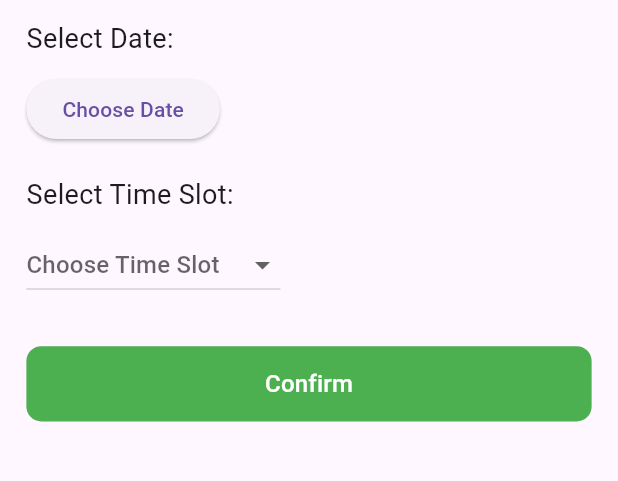
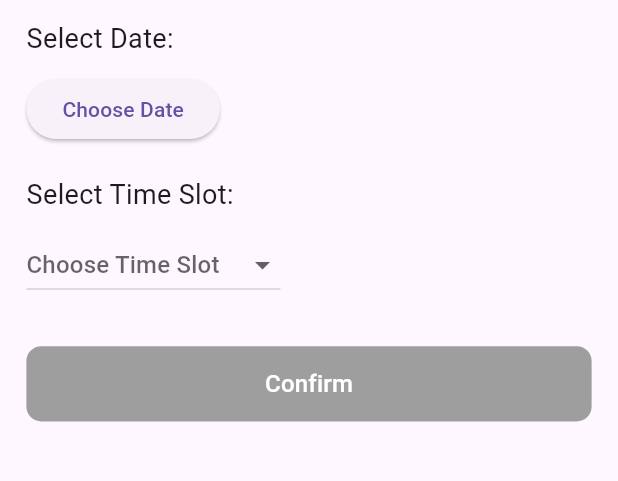
Before and after one commit to abdelrahman3003/booking, a Flutter app: the BookingView screen opened directly, on a phone screen of 412 x 824 dp, the part 65-546 px from its top. Run offline on Flutter 3.47's test engine with Material 3 defaults, Android fonts, the phone set to English and light mode, and no system bars; our stand-ins replace bloc, flutter_bloc, flutter_screenutil.

Commit message:
display data in confirm screen and  bookin screen

```diff
--- a/lib/controller/worksapce/workspace_cubit.dart
+++ b/lib/controller/worksapce/workspace_cubit.dart
@@ -11,6 +11,9 @@ class WorkspaceCubit extends Cubit<WorkspaceState> {
     fetchData();
   }
   List<WorkspaceModel> workspaceList = [];
+  WorkspaceModel? workspaceModel;
+  String? pickedDate;
+  String? timeSlot;
   fetchData() async {
     emit(WorkspaceLoading());
     await Future.delayed(const Duration(seconds: 2));
@@ -21,8 +24,14 @@ class WorkspaceCubit extends Cubit<WorkspaceState> {
           capacity: i + 3,
           amenities: WorkspaceData.amenities));
     }
-    print("=================== lemght  ${workspaceList.length}");
-    print("=================== nameeee  ${workspaceList[0].name}");
     emit(WorkspaceSuccess(workspaceList: workspaceList));
   }
+
+  @override
+  Future<void> close() {
+    pickedDate = null;
+    timeSlot = null;
+    workspaceModel = null;
+    return super.close();
+  }
 }
--- a/lib/view/booking_view.dart
+++ b/lib/view/booking_view.dart
@@ -1,12 +1,21 @@
+import 'package:booking/controller/worksapce/workspace_cubit.dart';
+import 'package:booking/view/confirm_booking_view.dart';
 import 'package:booking/view/widget/app_button.dart';
 import 'package:flutter/material.dart';
+import 'package:flutter_bloc/flutter_bloc.dart';
 import 'package:flutter_screenutil/flutter_screenutil.dart';
 
-class BookingView extends StatelessWidget {
+class BookingView extends StatefulWidget {
   const BookingView({super.key});
 
   @override
+  State<BookingView> createState() => _BookingViewState();
+}
+
+class _BookingViewState extends State<BookingView> {
+  @override
   Widget build(BuildContext context) {
+    var cubit = context.read<WorkspaceCubit>();
     final List<String> timeSlots = [
       '9:00 AM - 11:00 AM',
       '12:00 PM - 2:00 PM',
@@ -28,7 +37,9 @@ class BookingView extends StatelessWidget {
             const Text('Select Date:', style: TextStyle(fontSize: 18)),
             const SizedBox(height: 10),
             ElevatedButton(
-              child: const Text('Choose Date'),
+              child: Text(cubit.pickedDate != null
+                  ? cubit.pickedDate.toString()
+                  : 'Choose Date'),
               onPressed: () async {
                 DateTime? pickedDate = await showDatePicker(
                   context: context,
@@ -36,24 +47,50 @@ class BookingView extends StatelessWidget {
                   firstDate: DateTime.now(),
                   lastDate: DateTime(2101),
                 );
-                if (pickedDate != null) {}
+                if (pickedDate != null) {
+                  setState(() {
+                    cubit.pickedDate =
+                        "${pickedDate.day}/${pickedDate.month}/${pickedDate.year}";
+                  });
+                }
               },
             ),
             const SizedBox(height: 20),
             const Text('Select Time Slot:', style: TextStyle(fontSize: 18)),
             const SizedBox(height: 10),
             DropdownButton<String>(
-              hint: const Text('Choose Time Slot'),
+              hint: Text(
+                cubit.timeSlot ?? 'Choose Time Slot',
+              ),
               items: timeSlots.map((String slot) {
                 return DropdownMenuItem<String>(
                   value: slot,
                   child: Text(slot),
                 );
               }).toList(),
-              onChanged: (newValue) {},
+              onChanged: (newValue) {
+                setState(() {
+                  cubit.timeSlot = newValue;
+                });
+              },
             ),
             SizedBox(height: 30.h),
-            const Center(child: AppButton(title: "Confirm")),
+            Center(
+                child: AppButton(
+              title: "Confirm",
+              color: cubit.pickedDate == null || cubit.timeSlot == null
+                  ? Colors.grey
+                  : Colors.green,
+              onPressed: () {
+                if (cubit.pickedDate != null || cubit.timeSlot != null) {
+                  Navigator.push(
+                      context,
+                      MaterialPageRoute(
+                        builder: (context) => const ConfirmBookingView(),
+                      ));
+                }
+              },
+            )),
           ],
         ),
       ),
--- a/lib/view/widget/app_button.dart
+++ b/lib/view/widget/app_button.dart
@@ -2,14 +2,20 @@ import 'package:flutter/material.dart';
 import 'package:flutter_screenutil/flutter_screenutil.dart';
 
 class AppButton extends StatelessWidget {
-  const AppButton({super.key, required this.title});
+  const AppButton(
+      {super.key,
+      required this.title,
+      this.onPressed,
+      this.color = Colors.green});
   final String title;
+  final Function()? onPressed;
+  final Color color;
   @override
   Widget build(BuildContext context) {
     return TextButton(
-        onPressed: () {},
+        onPressed: onPressed,
         style: ButtonStyle(
-            backgroundColor: WidgetStateProperty.all(Colors.green),
+            backgroundColor: WidgetStateProperty.all(color),
             tapTargetSize: MaterialTapTargetSize.shrinkWrap,
             minimumSize: WidgetStateProperty.all(Size(double.infinity, 50.h)),
             shape: WidgetStateProperty.all(RoundedRectangleBorder(
--- a/lib/view/widget/workspace_list_item.dart
+++ b/lib/view/widget/workspace_list_item.dart
@@ -15,10 +15,8 @@ class WorkspaceListItem extends StatelessWidget {
             itemCount: workspaceList.length,
             itemBuilder: (context, index) {
               return WorkspaceItem(
-                  name: workspaceList[index].name,
-                  location: workspaceList[index].location,
-                  capacity: workspaceList[index].capacity,
-                  amentities: workspaceList[index].amenities.join(' , '));
+                workspaceModel: workspaceList[index],
+              );
             }));
   }
 }
--- a/lib/view/workspaces_view.dart
+++ b/lib/view/workspaces_view.dart
@@ -1,5 +1,4 @@
 import 'package:booking/controller/worksapce/workspace_cubit.dart';
-import 'package:booking/view/widget/workspace_item.dart';
 import 'package:booking/view/widget/workspace_list_item.dart';
 import 'package:flutter/material.dart';
 import 'package:flutter_bloc/flutter_bloc.dart';
```
Also changed, not shown: lib/booking.dart (+5 -8 lines), lib/view/confirm_booking_view.dart (+25 -5 lines), lib/view/widget/workspace_item.dart (+28 -17 lines).
